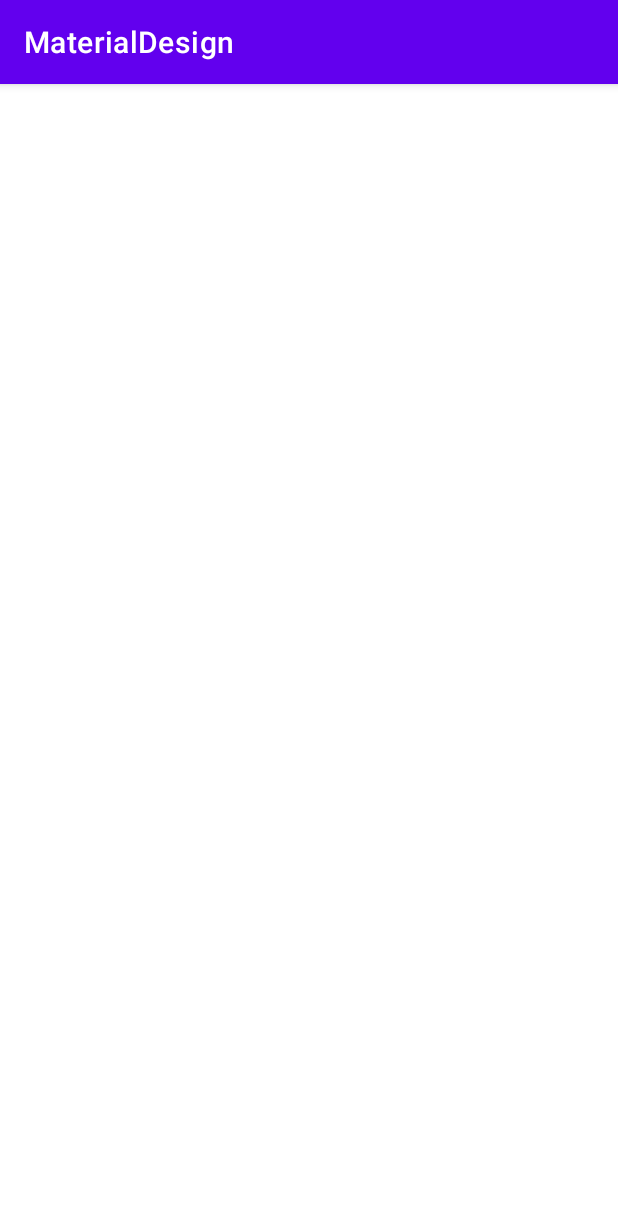
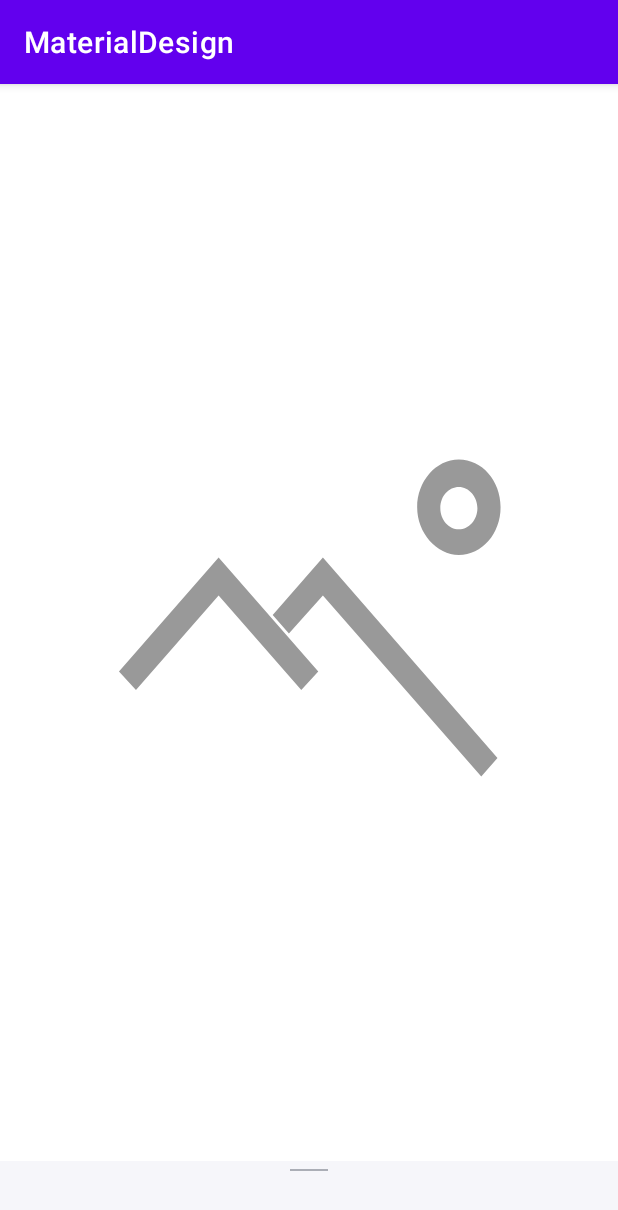
Before and after one commit to EgorKisel/MaterialDesign12, an Android app: the screen it shows after launch (MainActivity), on a phone screen of 412 x 824 dp. Shown: the top 1210 px of the screen. Run offline under Robolectric (Android 15) with nearby library versions, the phone set to English and light mode, and no system bars; pictures from the network do not load; 1 statement that could not run was skipped.

Commit message:
урок 1, добавил setBottomSheetBehavior

```diff
--- a/app/src/main/java/com/example/materialdesign/view/pictureoftheday/PictureOfTheDayFragment.kt
+++ b/app/src/main/java/com/example/materialdesign/view/pictureoftheday/PictureOfTheDayFragment.kt
@@ -7,11 +7,13 @@ import androidx.fragment.app.Fragment
 import android.view.LayoutInflater
 import android.view.View
 import android.view.ViewGroup
+import androidx.coordinatorlayout.widget.CoordinatorLayout
 import androidx.lifecycle.ViewModelProvider
 import coil.load
 import com.example.materialdesign.databinding.FragmentPictureOfTheDayBinding
 import com.example.materialdesign.viewmodel.AppState
 import com.example.materialdesign.viewmodel.PictureOfTheDayViewModel
+import com.google.android.material.bottomsheet.BottomSheetBehavior
 
 class PictureOfTheDayFragment : Fragment() {
 
@@ -41,6 +43,22 @@ class PictureOfTheDayFragment : Fragment() {
         viewModel.sendServerRequest()
 
         onWikiClick()
+        setBottomSheetBehavior()
+
+    }
+    private fun setBottomSheetBehavior(){
+        val behavior = (binding.lifeHack.bottomSheetContainer.layoutParams as CoordinatorLayout.LayoutParams).behavior as BottomSheetBehavior
+        behavior.addBottomSheetCallback(object :
+            BottomSheetBehavior.BottomSheetCallback(){
+            override fun onStateChanged(bottomSheet: View, newState: Int) {
+
+            }
+
+            override fun onSlide(bottomSheet: View, slideOffset: Float) {
+
+            }
+
+        })
     }
 
     private fun onWikiClick(){
@@ -63,6 +81,8 @@ class PictureOfTheDayFragment : Fragment() {
                 binding.imageView.load(appState.serverResponseData.hdurl){
 
                 }
+                binding.lifeHack.title.text = appState.serverResponseData.title
+                binding.lifeHack.explanation.text = appState.serverResponseData.explanation
             }
         }
     }
--- /dev/null
+++ b/app/src/main/res/layout/bottom_sheet_layout.xml
@@ -0,0 +1,45 @@
+<?xml version="1.0" encoding="utf-8"?>
+<androidx.constraintlayout.widget.ConstraintLayout
+    xmlns:android="http://schemas.android.com/apk/res/android"
+    xmlns:app="http://schemas.android.com/apk/res-auto"
+    xmlns:tools="http://schemas.android.com/tools"
+    android:id="@+id/bottom_sheet_container"
+    android:layout_width="match_parent"
+    android:layout_height="match_parent"
+    android:background="#f6f6fa"
+    app:behavior_hideable="true"
+    app:behavior_peekHeight="50dp"
+    app:layout_behavior="com.google.android.material.bottomsheet.BottomSheetBehavior">
+    <View
+        android:id="@+id/bottom_sheet_line"
+        android:layout_width="25dp"
+        android:layout_height="1dp"
+        android:layout_marginTop="5dp"
+        android:background="#663b4351"
+        app:layout_constraintEnd_toEndOf="parent"
+        app:layout_constraintStart_toStartOf="parent"
+        app:layout_constraintTop_toTopOf="parent" />
+    <TextView
+        android:id="@+id/title"
+        android:layout_width="wrap_content"
+        android:layout_height="wrap_content"
+        android:layout_marginTop="5dp"
+        android:paddingStart="10dp"
+        android:paddingEnd="10dp"
+        android:textColor="#000"
+        android:textStyle="bold"
+        app:layout_constraintEnd_toEndOf="parent"
+        app:layout_constraintStart_toStartOf="parent"
+        app:layout_constraintTop_toBottomOf="@+id/bottom_sheet_line"
+        tools:text="Two Clusters and a Comet" />
+    <TextView
+        android:id="@+id/explanation"
+        android:layout_width="wrap_content"
+        android:layout_height="wrap_content"
+        android:paddingStart="10dp"
+        android:paddingEnd="10dp"
+        app:layout_constraintEnd_toEndOf="parent"
+        app:layout_constraintStart_toStartOf="parent"
+        app:layout_constraintTop_toBottomOf="@+id/title"
+        tools:text="This lovely starfield spans some four full moons." />
+</androidx.constraintlayout.widget.ConstraintLayout>
--- a/app/src/main/res/layout/fragment_picture_of_the_day.xml
+++ b/app/src/main/res/layout/fragment_picture_of_the_day.xml
@@ -1,5 +1,6 @@
 <?xml version="1.0" encoding="utf-8"?>
-<androidx.constraintlayout.widget.ConstraintLayout xmlns:android="http://schemas.android.com/apk/res/android"
+<androidx.coordinatorlayout.widget.CoordinatorLayout
+    xmlns:android="http://schemas.android.com/apk/res/android"
     android:id="@+id/main"
     android:layout_width="match_parent"
     android:layout_height="match_parent"
@@ -38,4 +39,8 @@
         app:layout_constraintTop_toTopOf="parent"
         app:srcCompat="@drawable/ic_no_photo_vector"/>
 
-</androidx.constraintlayout.widget.ConstraintLayout>
+    <include
+        android:id="@+id/life_hack"
+        layout="@layout/bottom_sheet_layout"/>
+
+</androidx.coordinatorlayout.widget.CoordinatorLayout>
```
